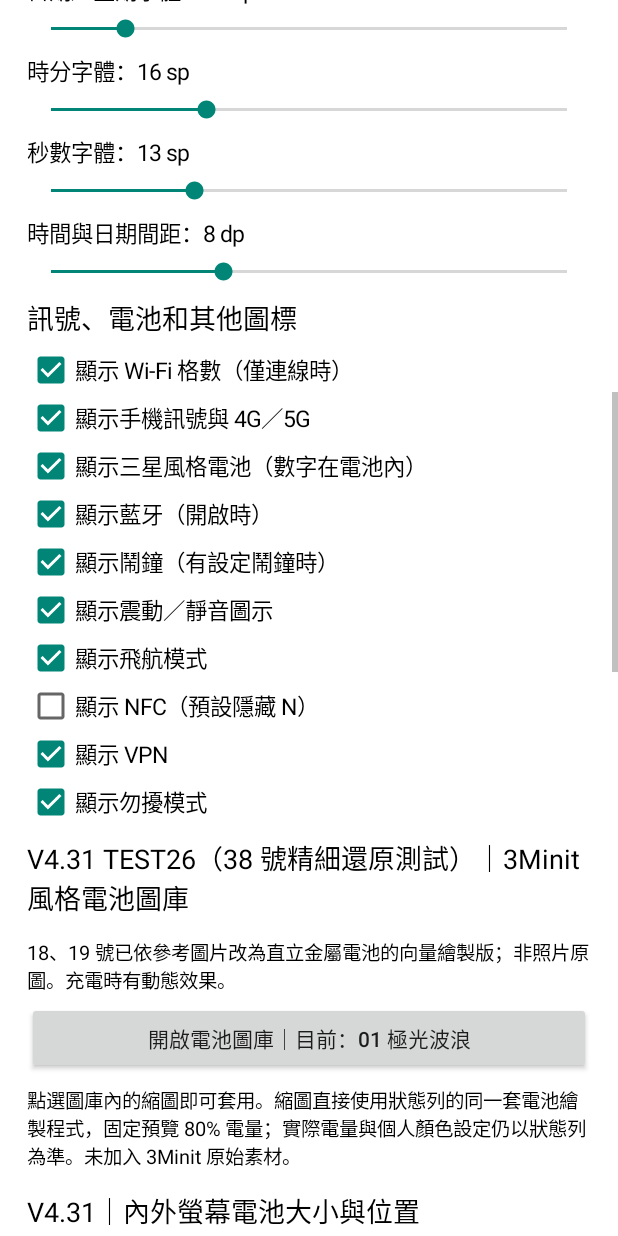
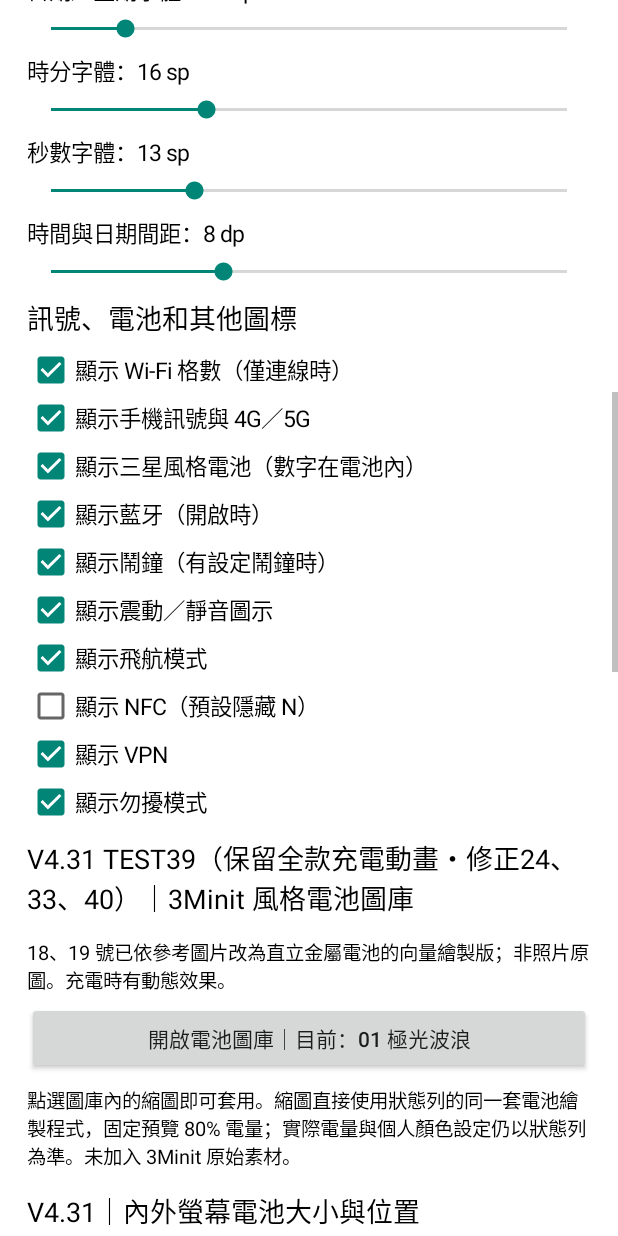
Before and after one commit to tel24827177-afk/Samsung-StatusBar-V431, an Android app: the StatusBarSettingsActivity screen opened directly, with no data from a screen before it, scrolled down 1153 dp, on a phone screen of 412 x 824 dp. Run offline under Robolectric (Android 15) with nearby library versions, the phone set to English and light mode, and no system bars.

Commit message:
TEST39: label corrected charging-safe APK

```diff
--- a/app/src/main/java/com/samsung/colorstatusbar/StatusBarSettingsActivity.java
+++ b/app/src/main/java/com/samsung/colorstatusbar/StatusBarSettingsActivity.java
@@ -242,7 +242,7 @@ public class StatusBarSettingsActivity extends Activity {
         addCheckBox("show_nfc", "顯示 NFC（預設隱藏 N）", false);
         addCheckBox("show_vpn", "顯示 VPN", true);
         addCheckBox("show_dnd", "顯示勿擾模式", true);
-        heading("V4.31 TEST26（38 號精細還原測試）｜3Minit 風格電池圖庫", 18);
+        heading("V4.31 TEST39（保留全款充電動畫・修正24、33、40）｜3Minit 風格電池圖庫", 18);
         note("18、19 號已依參考圖片改為直立金屬電池的向量繪製版；非照片原圖。充電時有動態效果。");
         final String[] batteryStyles = {
             "01 極光波浪", "02 V4.30 原版電池", "03 RGB 五色", "04 數字電量光環",
```
